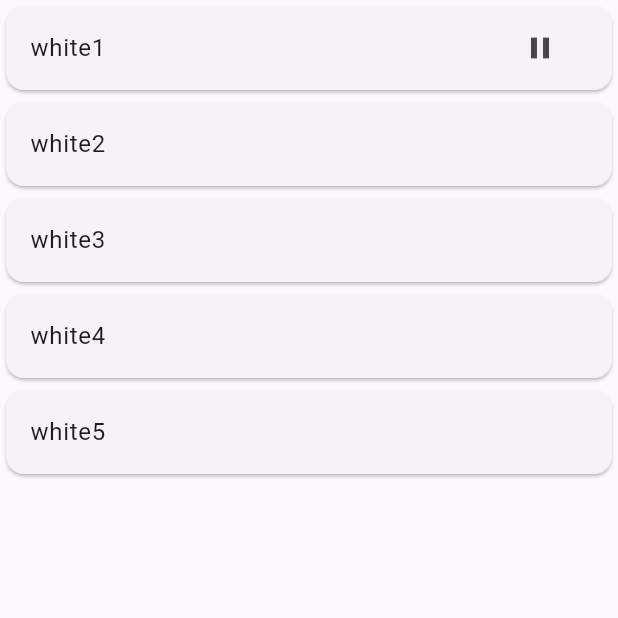
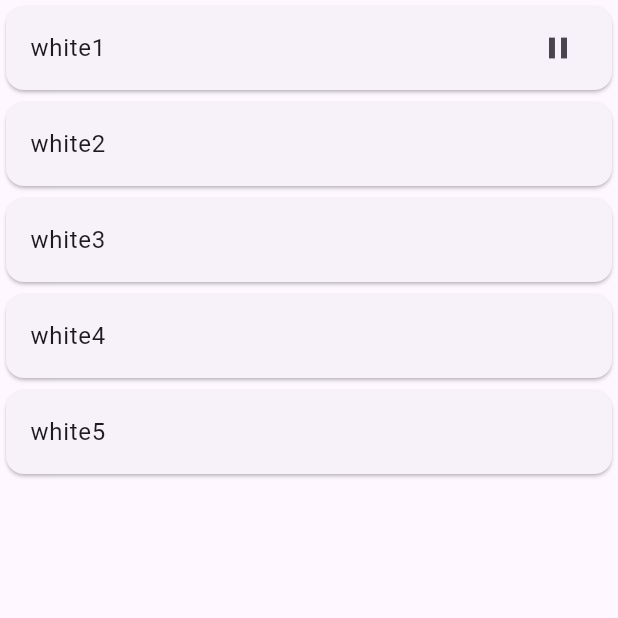
Before and after one commit to Ali-peu/white_noise, a Flutter app: the screen it shows after launch, after a tap on "white1", on a phone screen of 412 x 824 dp, the top half of it. Run offline on Flutter 3.47's test engine with Material 3 defaults, Android fonts, the phone set to English and light mode, and no system bars; our stand-ins replace bloc, equatable, flutter_bloc, flutter_local_notifications, just_audio.

```diff
--- a/lib/main.dart
+++ b/lib/main.dart
@@ -22,7 +22,8 @@ class MyApp extends StatelessWidget {
   Widget build(BuildContext context) {
     AudioManagerBloc audioManagerBloc = AudioManagerBloc();
 
-    AudioPlayBloc audioPlayBloc = AudioPlayBloc(blocValue: audioManagerBloc);
+    AudioPlayBloc audioPlayBloc =
+        AudioPlayBloc(audioRepository: audioManagerBloc.audioRepository);
 
     return MaterialApp(
       theme: ThemeData.light(),
--- a/lib/white_noice/blocs/audio_manager/audio_manager_bloc.dart
+++ b/lib/white_noice/blocs/audio_manager/audio_manager_bloc.dart
@@ -13,13 +13,18 @@ class AudioManagerBloc extends Bloc<AudioManagerEvent, AudioManagerState> {
       : super(
             const AudioManagerState(audioPageStatus: AudioPageStatus.initial)) {
     // вынеси в метод
-    on<OnPageOpened>((event, emit) {
-      emit(const AudioManagerState(
-          audioPageStatus: AudioPageStatus.initial, songName: []));
-
-      List<String> songs = audioRepository.returnSongs().keys.toList();
-      emit(AudioManagerState(
-          audioPageStatus: AudioPageStatus.success, songName: songs));
-    });
+    on<OnPageOpened>(
+        (event, emit) => _onPageOpened(event, emit, audioRepository));
   }
 }
+
+Future<void> _onPageOpened(OnPageOpened event, Emitter<AudioManagerState> emit,
+    AudioRepository audioRepository) async {
+
+  emit(const AudioManagerState(
+      audioPageStatus: AudioPageStatus.initial, songName: []));
+
+  List<String> songs = audioRepository.returnSongs().keys.toList();
+  emit(AudioManagerState(
+      audioPageStatus: AudioPageStatus.success, songName: songs));
+}
--- a/lib/white_noice/blocs/audio_play/audio_play_bloc.dart
+++ b/lib/white_noice/blocs/audio_play/audio_play_bloc.dart
@@ -1,12 +1,10 @@
-import 'dart:developer';
-
 import 'package:bloc/bloc.dart';
 import 'package:equatable/equatable.dart';
 import 'package:meta/meta.dart';
 
 import 'package:just_audio/just_audio.dart';
 
-import 'package:white_noise/white_noice/blocs/audio_manager/audio_manager_bloc.dart';
+import 'package:white_noise/white_noice/data/audio_repository.dart';
 
 import 'package:white_noise/white_noice/domain/limited_countdown.dart';
 import 'package:white_noise/white_noice/domain/local_notification_servise.dart';
@@ -15,46 +13,42 @@ part 'audio_play_event.dart';
 part 'audio_play_state.dart';
 
 class AudioPlayBloc extends Bloc<AudioPlayEvent, AudioPlayState> {
-  // !Очень не стоит так делать, соблюдай независимость Блоков.
-  // Блоки не знают о существовании других Блоков, если нужно передать репозиторий,
-  // Передай репозиторий
-  AudioManagerBloc blocValue;
-
-  late bool isMusicPlay;
+  AudioRepository audioRepository;
 
   final player = AudioPlayer();
 
   LimitedCountdown countdown = LimitedCountdown();
 
-  // Давай использовать при инициализации статус initial что бы не путаться
-  AudioPlayBloc({required this.blocValue})
-      : super(const AudioPlayState(audioStatus: AudioStatus.stop)) {
+  AudioPlayBloc({required this.audioRepository})
+      : super(const AudioPlayState(audioStatus: AudioStatus.initial)) {
     on<AudioPlayTapped>(
         (event, emit) async => await _audioPlayTapped(emit, event));
     on<AudioStopedFromLimits>(
         (_, emit) async => await _audioStoppedFromLimits(emit));
     on<AudioPauseTapped>((event, emit) async => audioPausedTapped(emit, event));
+
+    player.setLoopMode(LoopMode.all);
   }
 
   void audioPausedTapped(
       Emitter<AudioPlayState> emit, AudioPauseTapped event) async {
     if (state.audioStatus == AudioStatus.play) {
+      if (state.songName == event.songName) {
         player.stop();
         countdown.stopTimer();
         emit(AudioPlayState(
-          audioStatus: AudioStatus.stop, songName: event.songName));
-    } else if (state.audioStatus == AudioStatus.pause) {
-      player.play();
-      // Создаём конструктор .copyWith что бы его не использовать?)
-      emit(AudioPlayState(
-          audioStatus: AudioStatus.play, songName: state.songName));
+            audioStatus: AudioStatus.stop, songName: state.songName));
+      }
     } else {
       add(AudioPlayTapped(songName: event.songName));
     }
   }
 
   Future<void> _audioStoppedFromLimits(Emitter<AudioPlayState> emit) async {
-    player.stop();
+    await player.stop();
+
+    countdown.stopTimer();
+
     emit(AudioPlayState(
         audioStatus: AudioStatus.limitStop, songName: state.songName));
     return;
@@ -62,47 +56,46 @@ class AudioPlayBloc extends Bloc<AudioPlayEvent, AudioPlayState> {
 
   Future<void> _audioPlayTapped(
       Emitter<AudioPlayState> emit, AudioPlayTapped event) async {
-    // !Если переопределяешь стрим, отписывай его в любом случае.
-    // Нельзя так легко полагаться на Garbage Collector
-    if (state.audioStatus != AudioStatus.stop) {
+    if (state.audioStatus == AudioStatus.play) {
+      if (state.songName == event.songName) {
+        add(AudioPauseTapped(songName: event.songName));
+
+        return;
+      } else {
+        player.stop();
         countdown.stopTimer();
+        emit(AudioPlayState(
+            audioStatus: AudioStatus.trackChange, songName: event.songName));
+        add(AudioPlayTapped(songName: event.songName));
       }
+    } else {
+      countdown = LimitedCountdown();
 
-    countdown = LimitedCountdown();
       emit(AudioPlayState(
           audioStatus: AudioStatus.loading, songName: event.songName));
 
-    String assetSource =
-        blocValue.audioRepository.returnSongs()[event.songName];
+      String assetSource = audioRepository.returnSongs()[event.songName];
 
       await player.setAsset("assets/$assetSource");
-    await player.setLoopMode(LoopMode.all); // Вынеси в конструктор
-    player.play();
 
       emit(AudioPlayState(
           audioStatus: AudioStatus.play, songName: event.songName));
 
-    isMusicPlay = state.audioStatus == AudioStatus.play;
+      player.play();
 
-    // Старайся убирать лишние логи, когда закончил дебаг
-    // Возвращаться к этому потом всегда лень. А забитый лог затрудняет работу.
-    log('Just cjeck');
-
-    if (state.audioStatus == AudioStatus.stop) {
-      countdown.stopTimer();
-    }
-    // Вынеси функцию коллбэка отдельно, и передавай по имени,
       countdown.startTimer(() async {
-      log(player.playing.toString(), name: 'Playing status');
-      player.stop();
-      add(AudioStopedFromLimits(songName: state.songName));
-      log(state.audioStatus.toString(),
-          name: 'after stop timer into statr timer');
-      LocalNotificationService()
-          .showNotificationOnLimits('Timer', 'Buy premium');
-      isMusicPlay = false;
-      countdown.stopTimer();
-      return;
+        callback(player, state.songName);
       });
     }
   }
+
+  void callback(AudioPlayer audioPlayer, String songName) async {
+    await audioPlayer.stop();
+
+    add(AudioStopedFromLimits(songName: songName));
+    LocalNotificationService().showNotificationOnLimits('Timer', 'Buy premium');
+
+    countdown.stopTimer();
+    return;
+  }
+}
--- a/lib/white_noice/blocs/audio_play/audio_play_event.dart
+++ b/lib/white_noice/blocs/audio_play/audio_play_event.dart
@@ -16,7 +16,6 @@ class AudioPauseTapped extends AudioPlayEvent {
   AudioPauseTapped({required this.songName});
 
   @override
-  // TODO: implement props
   List<Object?> get props => [songName];
 }
 
--- a/lib/white_noice/blocs/audio_play/audio_play_state.dart
+++ b/lib/white_noice/blocs/audio_play/audio_play_state.dart
@@ -1,16 +1,15 @@
 part of 'audio_play_bloc.dart';
 
-enum AudioStatus { loading, play, pause, stop, limitStop }
+enum AudioStatus { initial, loading, play, pause, stop, limitStop, trackChange }
 
 final class AudioPlayState extends Equatable {
   const AudioPlayState(
-      {this.audioStatus = AudioStatus.stop, this.songName = ''});
+      {this.audioStatus = AudioStatus.initial, this.songName = ''});
 
   final AudioStatus audioStatus;
   final String songName;
 
-  AudioPlayState copyWith(
-      {AudioStatus? audioStatus, String? songName, bool? musicIsPlaying}) {
+  AudioPlayState copyWith({AudioStatus? audioStatus, String? songName}) {
     return AudioPlayState(
         audioStatus: audioStatus = audioStatus ?? this.audioStatus,
         songName: songName = songName ?? this.songName);
--- a/lib/white_noice/ui/widgets/audio_card.dart
+++ b/lib/white_noice/ui/widgets/audio_card.dart
@@ -2,6 +2,7 @@ import 'package:flutter/material.dart';
 import 'package:flutter_bloc/flutter_bloc.dart';
 
 import 'package:white_noise/white_noice/blocs/audio_play/audio_play_bloc.dart';
+import 'package:white_noise/white_noice/ui/widgets/music_status_icon.dart';
 
 class AudioCard extends StatelessWidget {
   final String songName;
@@ -24,23 +25,8 @@ class AudioCard extends StatelessWidget {
           child: Card(
             child: ListTile(
               title: Text(songName),
-              trailing: AbsorbPointer(
-                absorbing: state.songName != songName,
-                child: IconButton(
-                  icon: state.audioStatus == AudioStatus.play &&
-                          state.songName == songName
-                      ? const Icon(Icons.pause)
-                      : (state.audioStatus == AudioStatus.stop &&
-                              state.songName == songName
-                          ? const Icon(Icons.play_arrow)
-                          : const Opacity(opacity: 0.0)),
-                  onPressed: () {
-                    context
-                        .read<AudioPlayBloc>()
-                        .add(AudioPauseTapped(songName: songName));
-                  },
-                ),
-              ),
+              trailing:
+                  musicStatusIcon(state.audioStatus, state.songName, songName),
             ),
           ),
         );
--- /dev/null
+++ b/lib/white_noice/ui/widgets/music_status_icon.dart
@@ -0,0 +1,15 @@
+import 'package:flutter/material.dart';
+import 'package:white_noise/white_noice/blocs/audio_play/audio_play_bloc.dart';
+
+Widget musicStatusIcon(
+    AudioStatus audioStatus, String currentPlayMusic, String cardSongName) {
+  if (audioStatus == AudioStatus.play && currentPlayMusic == cardSongName) {
+    return const Icon(Icons.pause);
+  } else if ((audioStatus == AudioStatus.stop ||
+          audioStatus == AudioStatus.limitStop) &&
+      currentPlayMusic == cardSongName) {
+    return const Icon(Icons.play_arrow);
+  } else {
+    return const Opacity(opacity: 0.0);
+  }
+}
```
Also changed, not shown: lib/white_noice/domain/music_model.dart (added, +28 -0 lines), lib/white_noice/ui/widgets/validator.dart (deleted, +0 -17 lines). Lines whose indentation alone changed are shown as unchanged.
